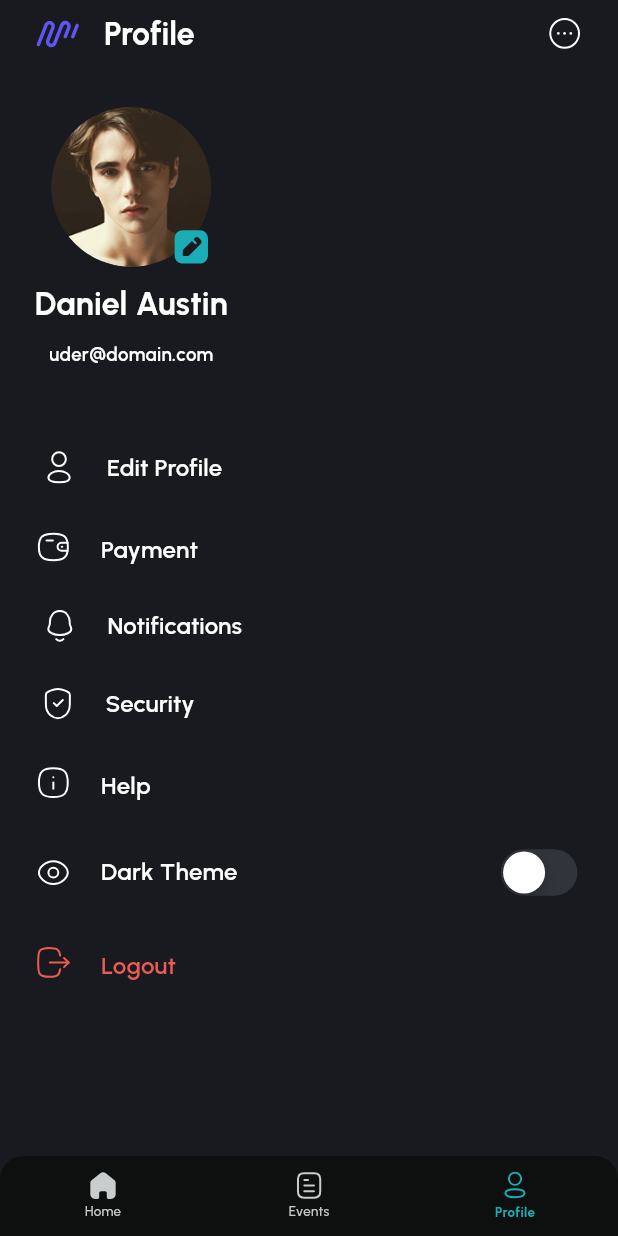
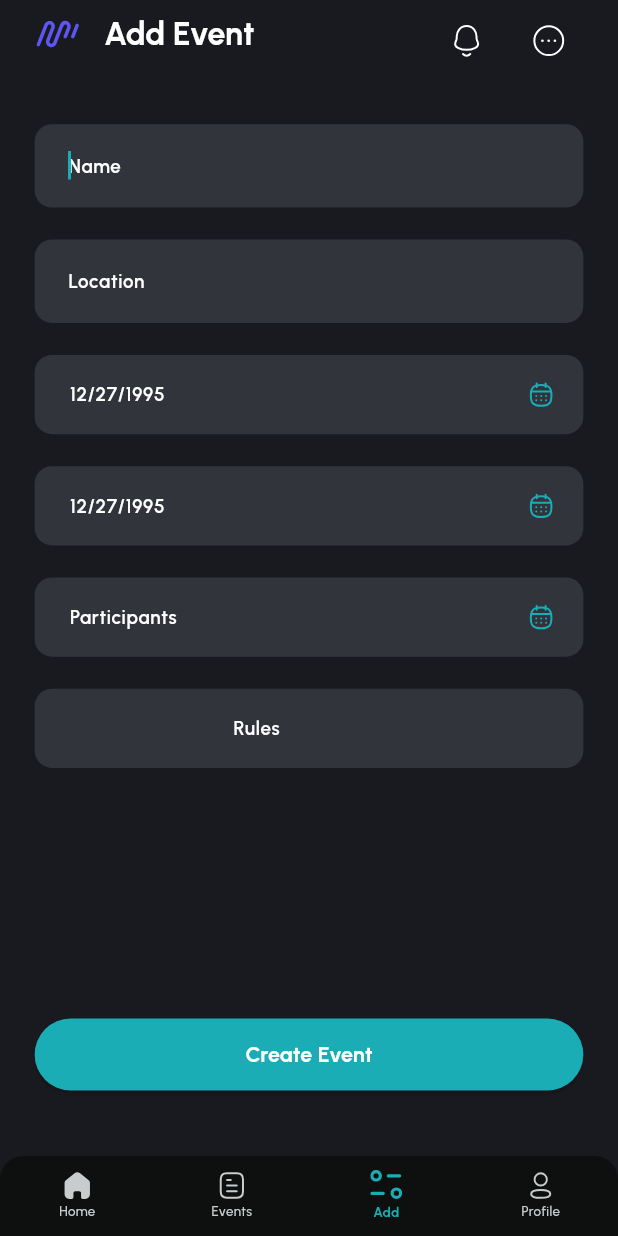
Before and after one commit to Badr-Ait-Hammou/Sports_Event, a Flutter app: the HomeContainerScreen screen opened by its route, item 3 of the bottom bar chosen, on a phone screen of 412 x 824 dp. Run offline on Flutter 3.47's test engine with Material 3 defaults, Android fonts, the phone set to English and light mode, and no system bars; our stand-ins replace cached_network_image, cloud_firestore, firebase_auth, firebase_core, flutter_svg, pin_code_fields; accounts and stored records are empty.

Commit message:
add event

```diff
--- a/lib/components/custom_bottom_bar.dart
+++ b/lib/components/custom_bottom_bar.dart
@@ -24,17 +24,17 @@ class CustomBottomBarState extends State<CustomBottomBar> {
       title: "Home",
       type: BottomBarEnum.Home,
     ),
-    // BottomMenuModel(
-    //   icon: ImageConstant.imgNavSearch,
-    //   activeIcon: ImageConstant.imgNavSearch,
-    //   title: "Search",
-    //   type: BottomBarEnum.Search,
-    // ),
     BottomMenuModel(
       icon: ImageConstant.imgNavBooking,
       activeIcon: ImageConstant.imgNavBooking,
       title: "Events",
       type: BottomBarEnum.Events,
+    ),
+    BottomMenuModel(
+      icon: ImageConstant.imgMenu,
+      activeIcon: ImageConstant.imgMenu,
+      title: "Add",
+      type: BottomBarEnum.Add,
     ),
     BottomMenuModel(
       icon: ImageConstant.imgNavProfile,
@@ -121,7 +121,7 @@ class CustomBottomBarState extends State<CustomBottomBar> {
 
 enum BottomBarEnum {
   Home,
-  //Search,
+  Add,
   Events,
   Profile,
 }
--- /dev/null
+++ b/lib/pages/add_event_screen/add_event_screen.dart
@@ -0,0 +1,213 @@
+import 'package:cloud_firestore/cloud_firestore.dart';
+import 'package:flutter/material.dart';
+import 'package:sport_events/core/utils/size_utils.dart';
+import '../../components/app_bar/appbar_leading_image.dart';
+import '../../components/app_bar/appbar_title.dart';
+import '../../components/app_bar/appbar_trailing_image.dart';
+import '../../components/app_bar/custom_app_bar.dart';
+import '../../components/custom_drop_down.dart';
+import '../../components/custom_elevated_button.dart';
+import '../../components/custom_image_view.dart';
+import '../../components/custom_text_form_field.dart';
+import '../../core/utils/image_constant.dart';
+
+class AddEventScreen extends StatefulWidget {
+  const AddEventScreen({Key? key}) : super(key: key);
+
+  @override
+  State<AddEventScreen> createState() => _AddEventScreenState();
+}
+
+class _AddEventScreenState extends State<AddEventScreen> {
+  TextEditingController eventNameController = TextEditingController();
+  TextEditingController eventDateController = TextEditingController();
+  TextEditingController eventLocationController = TextEditingController();
+  TextEditingController eventTypeController = TextEditingController();
+  TextEditingController eventRuleController = TextEditingController();
+  TextEditingController eventParticipantsController = TextEditingController();
+
+  void _saveEvent() {
+    if (_formKey.currentState?.validate() ?? false) {
+      try {
+        int participants = int.parse(eventParticipantsController.text);
+
+        FirebaseFirestore.instance.collection('events').add({
+          'name': eventNameController.text,
+          'date': eventDateController.text,
+          'location': eventLocationController.text,
+          'sportType': eventTypeController.text,
+          'participants': participants,
+          'rules': eventRuleController.text,
+        }).then((value) {
+          _showSnackbar("Event saved successfully");
+          _clearInputs();
+        }).catchError((error) {
+          _showSnackbar("Error saving event: $error");
+        });
+      } catch (e) {
+        _showSnackbar("Invalid number of participants");
+      }
+    }
+  }
+  void _clearInputs() {
+    eventNameController.clear();
+    eventDateController.clear();
+    eventLocationController.clear();
+    eventTypeController.clear();
+    eventParticipantsController.clear();
+    eventRuleController.clear();
+  }
+
+  void _showSnackbar(String message) {
+    ScaffoldMessenger.of(context).showSnackBar(
+      SnackBar(
+        content: Text(message),
+        duration: Duration(seconds: 2),
+      ),
+    );
+  }
+
+
+  GlobalKey<FormState> _formKey = GlobalKey<FormState>();
+  @override
+  Widget build(BuildContext context) {
+    mediaQueryData = MediaQuery.of(context);
+    return  Scaffold(
+            resizeToAvoidBottomInset: false,
+        appBar: CustomAppBar(
+            height: 50.v,
+            leadingWidth: 56.h,
+            leading: AppbarLeadingImage(
+                imagePath: ImageConstant.logo,
+                margin: EdgeInsets.only(left: 24.h, top: 9.v, bottom: 9.v)),
+            title:
+            AppbarTitle(text: "Add Event", margin: EdgeInsets.only(left: 16.h)),
+            actions: [
+              AppbarTrailingImage(
+                  imagePath: ImageConstant.imgIcons,
+                  margin: EdgeInsets.only(left: 24.h, top: 11.v, right: 11.h),
+                 ),
+              AppbarTrailingImage(
+                  imagePath: ImageConstant.imgClock,
+                  margin: EdgeInsets.only(left: 20.h, top: 11.v, right: 35.h))
+            ]),
+    body: SingleChildScrollView(
+    child: Form(
+                key: _formKey,
+                child: Container(
+                    width: double.maxFinite,
+                    padding:
+                    EdgeInsets.symmetric(horizontal: 24.h, vertical: 43.v),
+                    child: Column(children: [
+                      _buildEditProfileLabel1(context),
+                      SizedBox(height: 24.v),
+                      _buildEditProfileLabel2(context),
+                      SizedBox(height: 24.v),
+                      _buildEditProfileDate(context),
+                      SizedBox(height: 24.v),
+                      _buildEventType(context),
+                      SizedBox(height: 24.v),
+                      _buildEventParticipant(context),
+                      SizedBox(height: 24.v),
+                      _buildEventRules(context),
+                      SizedBox(height: 24.v),
+                    ]))
+            )),
+            bottomNavigationBar: _buildUpdateButton(context));
+  }
+
+
+  /// Section Widget
+  Widget _buildEditProfileLabel1(BuildContext context) {
+    return CustomTextFormField(
+        controller: eventNameController, hintText: "Name");
+  }
+
+  /// Section Widget
+  Widget _buildEditProfileLabel2(BuildContext context) {
+    return CustomTextFormField(
+        controller: eventLocationController, hintText: "Location");
+  }
+
+  /// Section Widget
+  Widget _buildEditProfileDate(BuildContext context) {
+    return CustomTextFormField(
+        controller: eventDateController,
+        hintText: "12/27/1995",
+        suffix: Container(
+            margin: EdgeInsets.fromLTRB(30.h, 18.v, 20.h, 18.v),
+            child: CustomImageView(
+                imagePath: ImageConstant.imgIconlyCurvedCalendarPrimary,
+                height: 20.adaptSize,
+                width: 20.adaptSize)),
+        suffixConstraints: BoxConstraints(maxHeight: 56.v),
+        contentPadding: EdgeInsets.only(left: 20.h, top: 19.v, bottom: 19.v));
+  }
+
+  Widget _buildEventType(BuildContext context) {
+    return CustomTextFormField(
+        controller: eventTypeController,
+        hintText: "12/27/1995",
+        suffix: Container(
+            margin: EdgeInsets.fromLTRB(30.h, 18.v, 20.h, 18.v),
+            child: CustomImageView(
+                imagePath: ImageConstant.imgIconlyCurvedCalendarPrimary,
+                height: 20.adaptSize,
+                width: 20.adaptSize)),
+        suffixConstraints: BoxConstraints(maxHeight: 56.v),
+        contentPadding: EdgeInsets.only(left: 20.h, top: 19.v, bottom: 19.v));
+  }
+
+ Widget _buildEventParticipant(BuildContext context) {
+    return CustomTextFormField(
+        controller: eventParticipantsController,
+        hintText: "Participants",
+        suffix: Container(
+            margin: EdgeInsets.fromLTRB(30.h, 18.v, 20.h, 18.v),
+            child: CustomImageView(
+                imagePath: ImageConstant.imgIconlyCurvedCalendarPrimary,
+                height: 20.adaptSize,
+                width: 20.adaptSize)),
+        suffixConstraints: BoxConstraints(maxHeight: 56.v),
+        contentPadding: EdgeInsets.only(left: 20.h, top: 19.v, bottom: 19.v));
+  }
+
+
+  /// Section Widget
+  Widget _buildEventRules(BuildContext context) {
+    return CustomTextFormField(
+        controller: eventRuleController,
+        hintText: "Rules",
+        textInputAction: TextInputAction.done,
+        prefix: Padding(
+            padding: EdgeInsets.fromLTRB(20.h, 19.v, 30.h, 19.v),
+            child: Row(mainAxisSize: MainAxisSize.min, children: [
+              CustomImageView(
+                  imagePath: ImageConstant.imageNotFound,
+                  height: 18.v,
+                  width: 24.h,
+                  margin: EdgeInsets.fromLTRB(20.h, 19.v, 30.h, 19.v)),
+              CustomImageView(
+                  imagePath: ImageConstant.imageNotFound,
+                  height: 4.67.v,
+                  width: 9.33.h)
+            ])),
+        prefixConstraints: BoxConstraints(maxHeight: 56.v),
+        contentPadding: EdgeInsets.only(top: 19.v, right: 30.h, bottom: 19.v));
+  }
+
+  /// Section Widget
+  Widget _buildUpdateButton(BuildContext context) {
+    return CustomElevatedButton(
+        onPressed: () {
+          _saveEvent();
+        },
+        text: "Create Event",
+        margin: EdgeInsets.only(left: 24.h, right: 24.h, bottom: 49.v));
+  }
+
+  /// Navigates back to the previous screen.
+  onTapArrowLeft(BuildContext context) {
+    Navigator.pop(context);
+  }
+}
--- a/lib/pages/home_screen_container_screen/home_screen_container_screen.dart
+++ b/lib/pages/home_screen_container_screen/home_screen_container_screen.dart
@@ -1,5 +1,6 @@
 
 import 'package:flutter/material.dart';
+import 'package:sport_events/pages/add_event_screen/add_event_screen.dart';
 
 import '../../components/custom_bottom_bar.dart';
 import '../../core/utils/size_utils.dart';
@@ -35,7 +36,6 @@ class HomeContainerScreen extends StatelessWidget {
     });
   }
 
-  ///Handling route based on bottom click actions
   String getCurrentRoute(BottomBarEnum type) {
     switch (type) {
       case BottomBarEnum.Home:
@@ -44,6 +44,8 @@ class HomeContainerScreen extends StatelessWidget {
         return AppRoutes.events;
       case BottomBarEnum.Profile:
         return AppRoutes.profileScreen;
+        case BottomBarEnum.Add:
+        return AppRoutes.addEvent;
       default:
         return "/";
     }
@@ -58,6 +60,8 @@ class HomeContainerScreen extends StatelessWidget {
         return EventsOngoingPage();
       case AppRoutes.profileScreen:
         return ProfilePage();
+        case AppRoutes.addEvent:
+        return AddEventScreen();
       default:
         return DefaultWidget();
     }
--- /dev/null
+++ b/lib/pages/home_screen_page/widgets/eventList.dart
@@ -0,0 +1,51 @@
+
+import 'package:flutter/material.dart';
+
+import '../../../model/event.dart';
+class EventListItem extends StatelessWidget {
+  final Map<String, dynamic> event;
+
+  EventListItem({required this.event});
+
+  @override
+  Widget build(BuildContext context) {
+    // Convert the map to an Event object
+    Event eventObject = Event(
+      name: event['name'],
+      date: event['date'],
+      time: event['time'],
+      location: event['location'],
+      sportType: event['sportType'],
+      participants: event['participants'],
+      rules: event['rules'],
+    );
+
+    return Container(
+      padding: EdgeInsets.symmetric(vertical: 18.0),
+      decoration: BoxDecoration(
+        border: Border.all(color: Colors.black),
+        borderRadius: BorderRadius.circular(16.0),
+      ),
+      child: Row(
+        mainAxisAlignment: MainAxisAlignment.spaceEvenly,
+        children: [
+          // Display event details using CustomImageView or other widgets
+          // Add your widgets based on the design of an event item
+          // For simplicity, I'll display the event name and date here
+          Column(
+            crossAxisAlignment: CrossAxisAlignment.start,
+            children: [
+              Text(
+                "Name: ${eventObject.name}",
+                style: TextStyle(fontSize: 16.0, fontWeight: FontWeight.bold),
+              ),
+              SizedBox(height: 8.0),
+              Text("Date: ${eventObject.date}"),
+            ],
+          ),
+          // Add other details as needed
+        ],
+      ),
+    );
+  }
+}
--- a/lib/routes/app_routes.dart
+++ b/lib/routes/app_routes.dart
@@ -1,4 +1,5 @@
 import 'package:flutter/material.dart';
+import 'package:sport_events/pages/add_event_screen/add_event_screen.dart';
 
 
 import '../pages/home_screen_container_screen/home_screen_container_screen.dart';
@@ -15,6 +16,7 @@ class AppRoutes {
   static const String signUpScreen = '/signup';
   static const String dashboard = '/dashboard';
   static const String events = '/event';
+  static const String addEvent = '/addEvent';
   static const String homeScreen = '/home';
   static const String profileScreen = '/profile';
   static Map<String, WidgetBuilder> routes = {
@@ -24,8 +26,7 @@ class AppRoutes {
     profileScreen: (context) => ProfilePage(),
     homeScreen: (context) => HomeContainerScreen(),
     events: (context) => EventsOngoingPage(),
-    // dashboard: (context) => DashboardPage(),
-    // homeScreen: (context) => HomeContainerScreen(),
-    // profileScreen: (context) => ProfilePage()
+    addEvent: (context) => AddEventScreen(),
+
   };
 }
```
Also changed, not shown: lib/pages/home_screen_page/widgets/eventform.dart (added, +111 -0 lines), lib/pages/home_screen_page/widgets/martinezcannes_item_widget.dart (+61 -6 lines).
